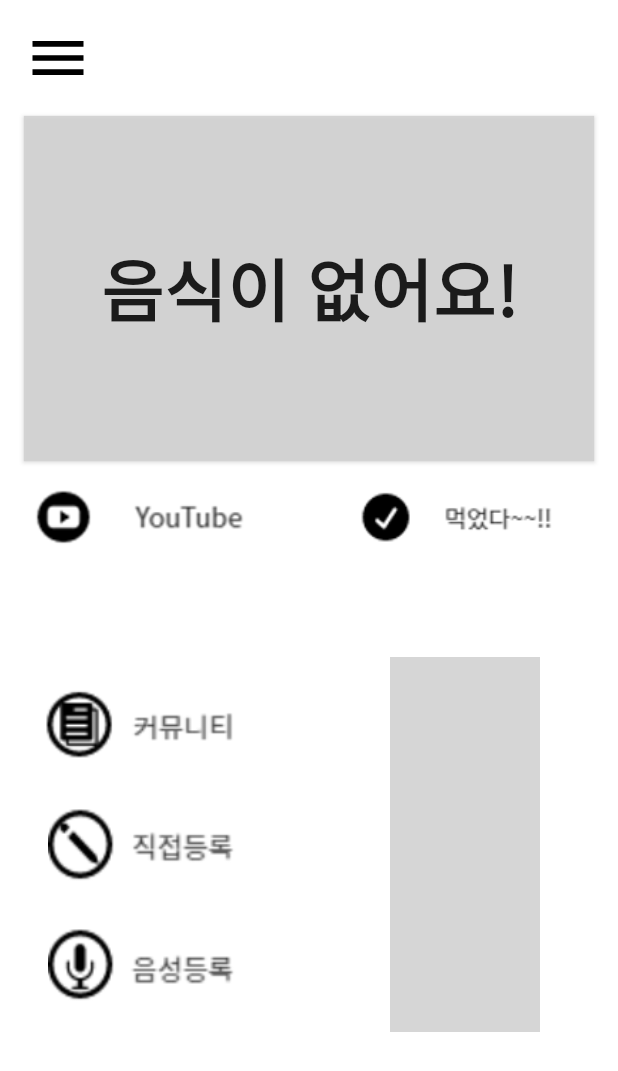
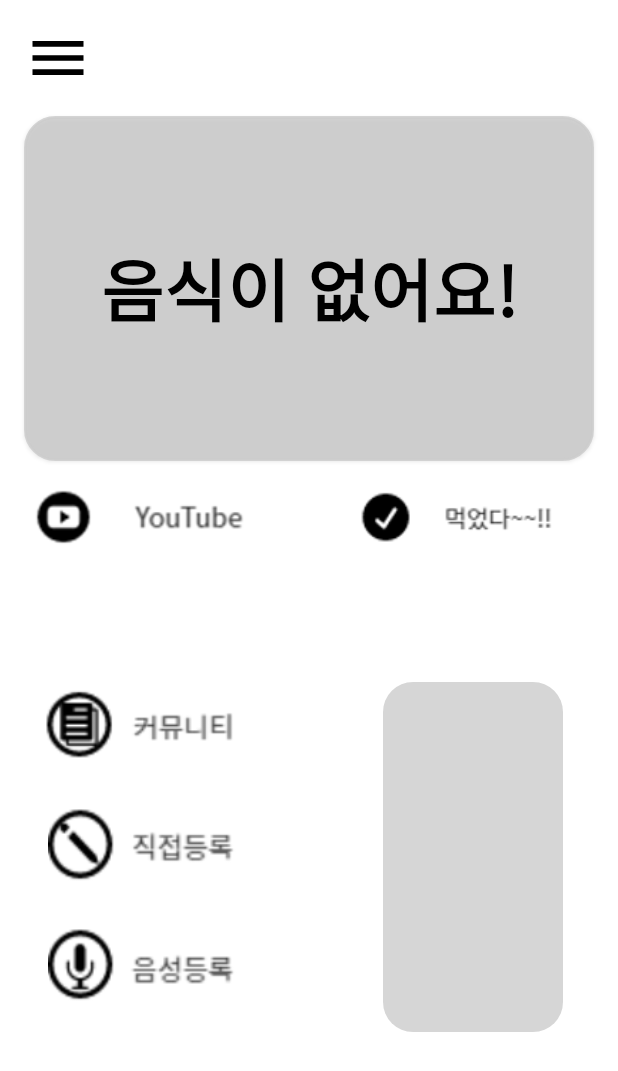
Before and after one commit to utturi/AndoridProject, an Android app: the screen it shows after launch (MainActivity), on a phone screen of 412 x 824 dp. Shown: the top 1071 px of the screen. Run offline under Robolectric (Android 15) with nearby library versions, the phone set to English and light mode, and no system bars.

Commit message:
11.12 수정사항 - 데이터 Insert시에 Month가 10보다 작을때 String앞에 0추가 - delete버튼, 체크박스 없을때 토스트 생성 - 리스트뷰 애니메이션 효과 추가 - 버튼 모서리 둥글게 구성 - eatButton 구현(누르면 mainButton 음식 삭제 및 토스트 생성) - 기간지난 음식 mainButton에 빨간색으로 변경 효과

```diff
--- a/app/src/main/java/com/example/andoridproject/MainActivity.java
+++ b/app/src/main/java/com/example/andoridproject/MainActivity.java
@@ -2,6 +2,7 @@ package com.example.andoridproject;
 
 import androidx.annotation.NonNull;
 import androidx.appcompat.app.AppCompatActivity;
+import androidx.core.content.ContextCompat;
 import androidx.drawerlayout.widget.DrawerLayout;
 
 
@@ -12,6 +13,8 @@ import android.content.Context;
 import android.content.Intent;
 import android.database.Cursor;
 import android.database.sqlite.SQLiteDatabase;
+import android.graphics.Color;
+import android.graphics.drawable.Drawable;
 import android.os.Bundle;
 import android.util.Log;
 import android.view.MotionEvent;
@@ -57,16 +60,28 @@ public class MainActivity extends AppCompatActivity {
         layer[7] = findViewById(R.id.layer8);
         layer[8] = findViewById(R.id.layer9);
         layer[9] = findViewById(R.id.layer10);
+        ImageButton eat_button = findViewById(R.id.eatBut);
+        setMainbut();
+        setGage();
+        eat_button.setOnClickListener(new View.OnClickListener() {
+            @Override
+            public void onClick(View v) {
                 DBHelper helper = new DBHelper(CONTEXT);
                 SQLiteDatabase db = helper.getWritableDatabase();
                 String sql = "SELECT name, date FROM FOOD ORDER BY date ASC";
                 Cursor cursor = db.rawQuery(sql, null);
-        if(cursor.getCount()!=0) {
+                if (cursor.getCount() != 0) {
                     cursor.moveToNext();
-            mainbut.setText(cursor.getString(0) + "\n" + cursor.getString(1));
+                    String name = cursor.getString(0);
+                    String date = cursor.getString(1);
+                    sql = "DELETE FROM FOOD WHERE name = '" + name + "' AND date = '" + date + "';";
+                    db.execSQL(sql);
+                    Toast.makeText(getApplicationContext(),"먹었어요~",Toast.LENGTH_SHORT).show();
                 }
                 db.close();
-        stackGage();
+                onResume();
+            }
+        });
         //직접등록버튼 입력 -> 달력(유통기한설정)
         directbut = findViewById(R.id.directbutton);
         directbut.setOnClickListener(new View.OnClickListener() {
@@ -188,13 +203,14 @@ public class MainActivity extends AppCompatActivity {
         @Override
         public void onDateSet(DatePicker view, int year, int monthOfYear, int dayOfMonth) {
             monthOfYear+=1;               //월이 1작아서 1추가
-            String day;
-            if(dayOfMonth<10) {          //YYYY-MM-DD 형식으로 맞추기위해
+            String day = ""+dayOfMonth;
+            String month = ""+monthOfYear;
+            if(dayOfMonth < 10) {          //YYYY-MM-DD 형식으로 맞추기위해
                 day = "0" + dayOfMonth;
             }
-            else
-                day = ""+dayOfMonth;
-            String date = year+"-"+monthOfYear+"-"+day;
+            if(monthOfYear < 10)
+                month = "0" + monthOfYear;
+            String date = year+"-"+month+"-"+day;
             DBHelper helper = new DBHelper(CONTEXT);
             SQLiteDatabase db = helper.getWritableDatabase();
             db.execSQL("INSERT INTO FOOD (name, date) VALUES (?, ?)",new String[]{name,date});
@@ -202,9 +218,10 @@ public class MainActivity extends AppCompatActivity {
             Cursor cursor = db.rawQuery(sql, null);
             cursor.moveToNext();
             mainbut.setText(cursor.getString(0) + "\n" + cursor.getString(1));
-            Toast.makeText(getApplicationContext(),"음식이 등록되었습니다~",Toast.LENGTH_LONG).show();
+            Toast.makeText(getApplicationContext(),"음식이 등록되었습니다~",Toast.LENGTH_SHORT).show();
             db.close();
-            stackGage();
+            setGage();
+            setMainbut();
         }
     };
 
@@ -223,10 +240,40 @@ public class MainActivity extends AppCompatActivity {
         else
             mainbut.setText("음식이 없어요!");
         db.close();
-        stackGage();
+        setGage();
+        setMainbut();
     }
-
-    public void stackGage()
+    //MainButton 구성
+    public void setMainbut()
+    {
+        mainbut.setBackgroundDrawable(ContextCompat.getDrawable(this,R.drawable.design_button));
+        mainbut.setTextColor(Color.parseColor("#000000"));
+        DBHelper helper = new DBHelper(CONTEXT);
+        SQLiteDatabase db = helper.getWritableDatabase();
+        String sql = "SELECT name, date FROM FOOD ORDER BY date ASC";
+        Cursor cursor = db.rawQuery(sql, null);
+        if(cursor.getCount()!=0) {
+            cursor.moveToNext();
+            mainbut.setText(cursor.getString(0) + "\n" + cursor.getString(1));
+            long now  = System.currentTimeMillis();
+            Date mdate = new Date(now);
+            SimpleDateFormat simpleDate = new SimpleDateFormat("yyyy-MM-dd");
+            String getTime = simpleDate.format(mdate);
+            getTime = getTime.replace("-","");
+            int currentTime = Integer.parseInt(getTime);
+            String date = cursor.getString(1);
+            date = date.replace("-","");
+            int database = Integer.parseInt(date);
+            int limit_time = database-currentTime;
+            if(limit_time<0) {
+                mainbut.setBackgroundDrawable(ContextCompat.getDrawable(this,R.drawable.red_button));
+                mainbut.setTextColor(Color.parseColor("#FFFFFF"));
+            }
+        }
+        db.close();
+    }
+    //Gage구성
+    public void setGage()
     {
         int count = 0; //아이템 개수
         long now  = System.currentTimeMillis();
@@ -240,8 +287,13 @@ public class MainActivity extends AppCompatActivity {
         String sql = "SELECT name, date FROM FOOD ORDER BY date DESC";
         Cursor cursor = db.rawQuery(sql, null);
         //초기화
-        for(int i = 0; i < 10; i++)
+        for(int i = 0; i < 10; i++) {
             layer[i].setBackgroundColor(0XCCCCCCCC);
+            if(i==0)
+                layer[i].setBackgroundDrawable(ContextCompat.getDrawable(this,R.drawable.nomal_bottom));
+            else if(i==9)
+                layer[i].setBackgroundDrawable(ContextCompat.getDrawable(this,R.drawable.nomal_top));
+        }
         //색지정
         for (int i = 0; i < cursor.getCount(); i++) {
             cursor.moveToNext();
@@ -251,16 +303,28 @@ public class MainActivity extends AppCompatActivity {
             int limit_time = database-currentTime;
             if(limit_time<0&&count<10) {
                 layer[i].setBackgroundColor(0XFFF44336);
+                if(count==0)
+                    layer[i].setBackgroundDrawable(ContextCompat.getDrawable(this,R.drawable.red_bottom));
+                else if(count==9)
+                    layer[i].setBackgroundDrawable(ContextCompat.getDrawable(this,R.drawable.red_top));
                 count++;
             }
             else if(limit_time<=4 && count<10)
             {
                 layer[i].setBackgroundColor(0xFFFFEB3B);
+                if(count==0)
+                    layer[i].setBackgroundDrawable(ContextCompat.getDrawable(this,R.drawable.yellow_bottom));
+                else if(count==9)
+                    layer[i].setBackgroundDrawable(ContextCompat.getDrawable(this,R.drawable.yellow_top));
                 count++;
             }
             else if(count<10)
             {
                 layer[i].setBackgroundColor(0XFF4CAF50);
+                if(count==0)
+                    layer[i].setBackgroundDrawable(ContextCompat.getDrawable(this,R.drawable.green_bottom));
+                else if(count==9)
+                    layer[i].setBackgroundDrawable(ContextCompat.getDrawable(this,R.drawable.green_top));
                 count++;
             }
         }
--- /dev/null
+++ b/app/src/main/res/drawable/design_button.xml
@@ -0,0 +1,12 @@
+<?xml version="1.0" encoding="utf-8"?>
+<shape xmlns:android="http://schemas.android.com/apk/res/android"
+android:shape="rectangle" android:padding = "10dp">
+<solid android:color="#cccc"></solid>
+<corners
+    android:bottomLeftRadius="20dp"
+    android:bottomRightRadius="20dp"
+    android:topLeftRadius="20dp"
+    android:topRightRadius="20dp"></corners>
+<stroke android:width="2dp"
+    android:color="#cccc"></stroke>
+</shape>
--- /dev/null
+++ b/app/src/main/res/drawable/green_bottom.xml
@@ -0,0 +1,8 @@
+<?xml version="1.0" encoding="utf-8"?>
+<shape xmlns:android="http://schemas.android.com/apk/res/android"
+    android:shape="rectangle" android:padding = "10dp">
+    <solid android:color="#4CAF50"></solid>
+    <corners
+        android:bottomLeftRadius="20dp"
+        android:bottomRightRadius="20dp"></corners>
+</shape>
--- /dev/null
+++ b/app/src/main/res/drawable/green_top.xml
@@ -0,0 +1,8 @@
+<?xml version="1.0" encoding="utf-8"?>
+<shape xmlns:android="http://schemas.android.com/apk/res/android"
+    android:shape="rectangle" android:padding = "10dp">
+    <solid android:color="#4CAF50"></solid>
+    <corners
+        android:topLeftRadius="20dp"
+        android:topRightRadius="20dp"></corners>
+</shape>
--- /dev/null
+++ b/app/src/main/res/drawable/nomal_bottom.xml
@@ -0,0 +1,8 @@
+<?xml version="1.0" encoding="utf-8"?>
+<shape xmlns:android="http://schemas.android.com/apk/res/android"
+    android:shape="rectangle" android:padding = "10dp">
+    <solid android:color="#CCCC"></solid>
+    <corners
+        android:bottomLeftRadius="20dp"
+        android:bottomRightRadius="20dp"></corners>
+</shape>
--- /dev/null
+++ b/app/src/main/res/drawable/nomal_top.xml
@@ -0,0 +1,8 @@
+<?xml version="1.0" encoding="utf-8"?>
+<shape xmlns:android="http://schemas.android.com/apk/res/android"
+    android:shape="rectangle" android:padding = "10dp">
+    <solid android:color="#CCCC"></solid>
+    <corners
+        android:topLeftRadius="20dp"
+        android:topRightRadius="20dp"></corners>
+</shape>
--- /dev/null
+++ b/app/src/main/res/drawable/red_bottom.xml
@@ -0,0 +1,8 @@
+<?xml version="1.0" encoding="utf-8"?>
+<shape xmlns:android="http://schemas.android.com/apk/res/android"
+    android:shape="rectangle" android:padding = "10dp">
+    <solid android:color="#F44336"></solid>
+    <corners
+        android:bottomLeftRadius="20dp"
+        android:bottomRightRadius="20dp"></corners>
+</shape>
--- /dev/null
+++ b/app/src/main/res/drawable/red_button.xml
@@ -0,0 +1,12 @@
+<?xml version="1.0" encoding="utf-8"?>
+<shape xmlns:android="http://schemas.android.com/apk/res/android"
+    android:shape="rectangle" android:padding = "10dp">
+    <solid android:color="#F44336"></solid>
+    <corners
+        android:bottomLeftRadius="20dp"
+        android:bottomRightRadius="20dp"
+        android:topLeftRadius="20dp"
+        android:topRightRadius="20dp"></corners>
+    <stroke android:width="2dp"
+        android:color="#F44336"></stroke>
+</shape>
--- /dev/null
+++ b/app/src/main/res/drawable/red_top.xml
@@ -0,0 +1,8 @@
+<?xml version="1.0" encoding="utf-8"?>
+<shape xmlns:android="http://schemas.android.com/apk/res/android"
+    android:shape="rectangle" android:padding = "10dp">
+    <solid android:color="#F44336"></solid>
+    <corners
+        android:topLeftRadius="20dp"
+        android:topRightRadius="20dp"></corners>
+</shape>
--- /dev/null
+++ b/app/src/main/res/drawable/yellow_bottom.xml
@@ -0,0 +1,8 @@
+<?xml version="1.0" encoding="utf-8"?>
+<shape xmlns:android="http://schemas.android.com/apk/res/android"
+    android:shape="rectangle" android:padding = "10dp">
+    <solid android:color="#FFEB3B"></solid>
+    <corners
+        android:bottomLeftRadius="20dp"
+        android:bottomRightRadius="20dp"></corners>
+</shape>
--- /dev/null
+++ b/app/src/main/res/drawable/yellow_top.xml
@@ -0,0 +1,8 @@
+<?xml version="1.0" encoding="utf-8"?>
+<shape xmlns:android="http://schemas.android.com/apk/res/android"
+    android:shape="rectangle" android:padding = "10dp">
+    <solid android:color="#FFEB3B"></solid>
+    <corners
+        android:topLeftRadius="20dp"
+        android:topRightRadius="20dp"></corners>
+</shape>
--- a/app/src/main/res/layout/activity_main.xml
+++ b/app/src/main/res/layout/activity_main.xml
@@ -40,12 +40,13 @@
             android:layout_below="@+id/menu"
             android:layout_marginLeft="16dp"
             android:layout_marginTop="16dp"
-            android:background="#EBD3D3D3"
+            android:background="@drawable/design_button"
             android:gravity="center"
             android:text="음식이 없어요!"
+
             android:textSize="45dp"
+            android:fontFamily="@font/dream_mid"
             android:textStyle="bold" />
-
         //유튜브 버튼
 
         <ImageButton
@@ -114,65 +115,65 @@
             android:src="@drawable/soundbutton" />
 
         <LinearLayout
-            android:layout_width="100dp"
+            android:layout_width="120dp"
             android:layout_height="250dp"
             android:layout_toRightOf="@+id/communite"
             android:layout_below="@+id/eatBut"
-            android:layout_marginLeft="100dp"
+            android:layout_marginLeft="95dp"
             android:layout_marginTop="70dp"
             android:orientation="vertical"
             android:gravity="bottom">
 
             <ImageButton
                 android:id="@+id/layer10"
-                android:layout_width="100dp"
-                android:layout_height="25dp"
-                android:background="#cccc"/>
+                android:layout_width="120dp"
+                android:layout_height="23dp"
+                android:background="@drawable/nomal_top"/>
             <ImageButton
                 android:id="@+id/layer9"
-                android:layout_width="100dp"
-                android:layout_height="25dp"
+                android:layout_width="120dp"
+                android:layout_height="23dp"
                 android:background="#cccc"/>
             <ImageButton
                 android:id="@+id/layer8"
-                android:layout_width="100dp"
-                android:layout_height="25dp"
+                android:layout_width="120dp"
+                android:layout_height="23dp"
                 android:background="#cccc"/>
             <ImageButton
                 android:id="@+id/layer7"
-                android:layout_width="100dp"
-                android:layout_height="25dp"
+                android:layout_width="120dp"
+                android:layout_height="23dp"
                 android:background="#cccc"/>
             <ImageButton
                 android:id="@+id/layer6"
-                android:layout_width="100dp"
-                android:layout_height="25dp"
+                android:layout_width="120dp"
+                android:layout_height="23dp"
                 android:background="#cccc"/>
             <ImageButton
                 android:id="@+id/layer5"
-                android:layout_width="100dp"
-                android:layout_height="25dp"
+                android:layout_width="120dp"
+                android:layout_height="23dp"
                 android:background="#cccc"/>
             <ImageButton
                 android:id="@+id/layer4"
-                android:layout_width="100dp"
-                android:layout_height="25dp"
+                android:layout_width="120dp"
+                android:layout_height="23dp"
                 android:background="#cccc"/>
             <ImageButton
                 android:id="@+id/layer3"
-                android:layout_width="100dp"
-                android:layout_height="25dp"
+                android:layout_width="120dp"
+                android:layout_height="23dp"
                 android:background="#cccc"/>
             <ImageButton
                 android:id="@+id/layer2"
-                android:layout_width="100dp"
-                android:layout_height="25dp"
+                android:layout_width="120dp"
+                android:layout_height="23dp"
                 android:background="#cccc"/>
             <ImageButton
                 android:id="@+id/layer1"
-                android:layout_width="100dp"
-                android:layout_height="25dp"
-                android:background="#CCCC"/>
+                android:layout_width="120dp"
+                android:layout_height="23dp"
+                android:background="@drawable/nomal_bottom"/>
         </LinearLayout>
     </RelativeLayout>
 
--- a/app/src/main/res/layout/activity_sub_main.xml
+++ b/app/src/main/res/layout/activity_sub_main.xml
@@ -48,7 +48,7 @@
         android:layout_toRightOf="@+id/deleteButton"
         android:layout_alignBottom="@+id/deleteButton"
         android:visibility="invisible"
-        android:background="#F44336"
+        android:background="@drawable/red_button"
         android:fontFamily="@font/dream_mid"
         android:text="delete"
         android:textColor="#ffff"/>
--- a/app/src/main/res/layout/item_layout.xml
+++ b/app/src/main/res/layout/item_layout.xml
@@ -5,12 +5,12 @@
     android:layout_marginLeft="23dp"
     android:layout_marginTop="20dp"
     android:layout_marginBottom="30dp"
-    android:background="#d3d3d3">
+    android:background="@drawable/design_button">
     <TextView
         android:id="@+id/name"
         android:layout_width="wrap_content"
         android:layout_height="wrap_content"
-        android:layout_marginTop="10dp"
+        android:layout_marginTop="20dp"
         android:text="name"
         android:fontFamily="@font/happy_mid"
         android:textSize="35dp"
@@ -29,6 +29,7 @@
         android:id="@+id/date"
         android:layout_width="wrap_content"
         android:layout_height="wrap_content"
+        android:layout_marginTop="10dp"
         android:fontFamily="@font/dream_mid"
         android:text="date"
         android:textSize="25dp"
```
Also changed, not shown: app/src/main/java/com/example/andoridproject/SubmainActivity.java (+37 -7 lines). Lines whose indentation alone changed are shown as unchanged.
